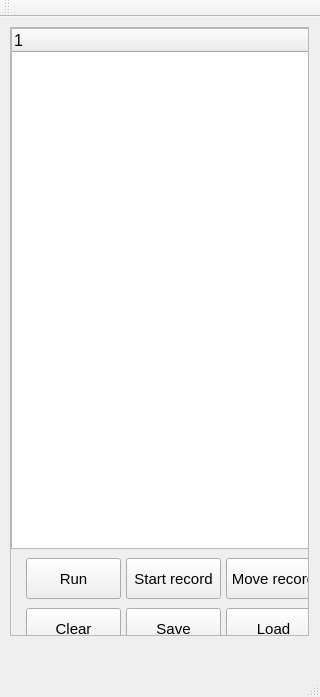
Old version of the form curve/macroswindow.ui in the repository SoloMainDeveloper/TurbineQC.
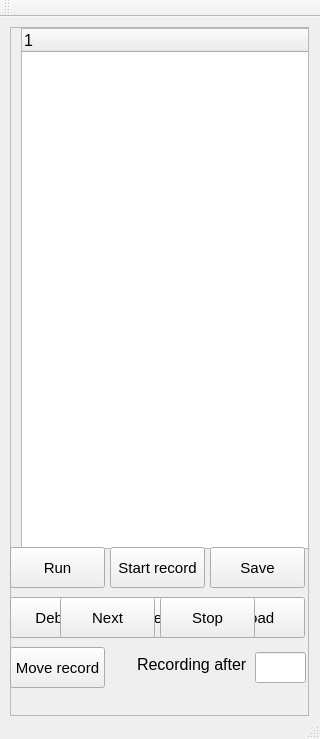
New version of the form.

What changed in the file:
```diff
--- a/curve/macroswindow.ui
+++ b/curve/macroswindow.ui
@@ -7,7 +7,7 @@
     <x>0</x>
     <y>0</y>
     <width>320</width>
-    <height>697</height>
+    <height>739</height>
    </rect>
   </property>
   <property name="windowTitle">
@@ -20,7 +20,7 @@
       <x>-1</x>
       <y>-1</y>
       <width>321</width>
-      <height>631</height>
+      <height>711</height>
      </rect>
     </property>
     <layout class="QVBoxLayout" name="layout">
@@ -38,7 +38,7 @@
           <x>0</x>
           <y>0</y>
           <width>317</width>
-          <height>627</height>
+          <height>707</height>
          </rect>
         </property>
         <property name="font">
@@ -49,7 +49,7 @@
         <widget class="QTreeWidget" name="operationList">
          <property name="geometry">
           <rect>
-           <x>0</x>
+           <x>10</x>
            <y>0</y>
            <width>319</width>
            <height>521</height>
@@ -66,11 +66,108 @@
           </property>
          </column>
         </widget>
+       </widget>
+      </widget>
+     </item>
+    </layout>
+   </widget>
+   <widget class="QGroupBox" name="buttons">
+    <property name="geometry">
+     <rect>
+      <x>10</x>
+      <y>530</y>
+      <width>301</width>
+      <height>161</height>
+     </rect>
+    </property>
+    <property name="styleSheet">
+     <string notr="true">QGroupBox {
+	border: 0px;
+}</string>
+    </property>
+    <property name="title">
+     <string/>
+    </property>
+    <property name="alignment">
+     <set>Qt::AlignCenter</set>
+    </property>
+    <widget class="QPushButton" name="saveButton">
+     <property name="geometry">
+      <rect>
+       <x>200</x>
+       <y>0</y>
+       <width>95</width>
+       <height>41</height>
+      </rect>
+     </property>
+     <property name="font">
+      <font>
+       <pointsize>11</pointsize>
+      </font>
+     </property>
+     <property name="text">
+      <string>Save</string>
+     </property>
+    </widget>
+    <widget class="QPushButton" name="startDebugButton">
+     <property name="geometry">
+      <rect>
+       <x>0</x>
+       <y>50</y>
+       <width>95</width>
+       <height>41</height>
+      </rect>
+     </property>
+     <property name="font">
+      <font>
+       <pointsize>11</pointsize>
+      </font>
+     </property>
+     <property name="text">
+      <string>Debug</string>
+     </property>
+    </widget>
+    <widget class="QLabel" name="indexLabel">
+     <property name="geometry">
+      <rect>
+       <x>127</x>
+       <y>107</y>
+       <width>111</width>
+       <height>21</height>
+      </rect>
+     </property>
+     <property name="font">
+      <font>
+       <pointsize>12</pointsize>
+      </font>
+     </property>
+     <property name="text">
+      <string>Recording after</string>
+     </property>
+    </widget>
+    <widget class="QPushButton" name="clearButton">
+     <property name="geometry">
+      <rect>
+       <x>100</x>
+       <y>50</y>
+       <width>95</width>
+       <height>41</height>
+      </rect>
+     </property>
+     <property name="font">
+      <font>
+       <pointsize>11</pointsize>
+      </font>
+     </property>
+     <property name="text">
+      <string>Clear</string>
+     </property>
+    </widget>
         <widget class="QPushButton" name="runButton">
          <property name="geometry">
           <rect>
-           <x>15</x>
-           <y>530</y>
+       <x>0</x>
+       <y>0</y>
            <width>95</width>
            <height>41</height>
           </rect>
@@ -80,33 +177,40 @@
            <pointsize>11</pointsize>
           </font>
          </property>
+     <property name="styleSheet">
+      <string notr="true"/>
+     </property>
          <property name="text">
           <string>Run</string>
          </property>
         </widget>
-        <widget class="QPushButton" name="toggleRecordButton">
+    <widget class="QLineEdit" name="indexLineEdit">
          <property name="geometry">
           <rect>
-           <x>115</x>
-           <y>530</y>
-           <width>95</width>
-           <height>41</height>
+       <x>245</x>
+       <y>105</y>
+       <width>51</width>
+       <height>31</height>
           </rect>
          </property>
          <property name="font">
           <font>
-           <pointsize>11</pointsize>
-          </font>
-         </property>
-         <property name="text">
-          <string>Start record</string>
+       <pointsize>12</pointsize>
+       <bold>false</bold>
+      </font>
+     </property>
+     <property name="alignment">
+      <set>Qt::AlignCenter</set>
+     </property>
+     <property name="readOnly">
+      <bool>true</bool>
          </property>
         </widget>
         <widget class="QPushButton" name="moveRecordButton">
          <property name="geometry">
           <rect>
-           <x>215</x>
-           <y>530</y>
+       <x>0</x>
+       <y>100</y>
            <width>95</width>
            <height>41</height>
           </rect>
@@ -120,47 +224,11 @@
           <string>Move record</string>
          </property>
         </widget>
-        <widget class="QPushButton" name="clearButton">
-         <property name="geometry">
-          <rect>
-           <x>15</x>
-           <y>580</y>
-           <width>95</width>
-           <height>41</height>
-          </rect>
-         </property>
-         <property name="font">
-          <font>
-           <pointsize>11</pointsize>
-          </font>
-         </property>
-         <property name="text">
-          <string>Clear</string>
-         </property>
-        </widget>
-        <widget class="QPushButton" name="saveButton">
-         <property name="geometry">
-          <rect>
-           <x>115</x>
-           <y>580</y>
-           <width>95</width>
-           <height>41</height>
-          </rect>
-         </property>
-         <property name="font">
-          <font>
-           <pointsize>11</pointsize>
-          </font>
-         </property>
-         <property name="text">
-          <string>Save</string>
-         </property>
-        </widget>
         <widget class="QPushButton" name="loadButton">
          <property name="geometry">
           <rect>
-           <x>215</x>
-           <y>580</y>
+       <x>200</x>
+       <y>50</y>
            <width>95</width>
            <height>41</height>
           </rect>
@@ -174,10 +242,84 @@
           <string>Load</string>
          </property>
         </widget>
-       </widget>
-      </widget>
-     </item>
-    </layout>
+    <widget class="QPushButton" name="toggleRecordButton">
+     <property name="geometry">
+      <rect>
+       <x>100</x>
+       <y>0</y>
+       <width>95</width>
+       <height>41</height>
+      </rect>
+     </property>
+     <property name="font">
+      <font>
+       <pointsize>11</pointsize>
+      </font>
+     </property>
+     <property name="text">
+      <string>Start record</string>
+     </property>
+    </widget>
+   </widget>
+   <widget class="QGroupBox" name="debugGroup">
+    <property name="enabled">
+     <bool>true</bool>
+    </property>
+    <property name="geometry">
+     <rect>
+      <x>10</x>
+      <y>530</y>
+      <width>301</width>
+      <height>161</height>
+     </rect>
+    </property>
+    <property name="styleSheet">
+     <string notr="true">QGroupBox {
+	border: 0px;
+}</string>
+    </property>
+    <property name="title">
+     <string/>
+    </property>
+    <property name="alignment">
+     <set>Qt::AlignCenter</set>
+    </property>
+    <widget class="QPushButton" name="stopDebugButton">
+     <property name="geometry">
+      <rect>
+       <x>150</x>
+       <y>50</y>
+       <width>95</width>
+       <height>41</height>
+      </rect>
+     </property>
+     <property name="font">
+      <font>
+       <pointsize>11</pointsize>
+      </font>
+     </property>
+     <property name="text">
+      <string>Stop</string>
+     </property>
+    </widget>
+    <widget class="QPushButton" name="nextDebugButton">
+     <property name="geometry">
+      <rect>
+       <x>50</x>
+       <y>50</y>
+       <width>95</width>
+       <height>41</height>
+      </rect>
+     </property>
+     <property name="font">
+      <font>
+       <pointsize>11</pointsize>
+      </font>
+     </property>
+     <property name="text">
+      <string>Next</string>
+     </property>
+    </widget>
    </widget>
   </widget>
   <widget class="QMenuBar" name="menuBar">
```
Lines whose indentation alone changed are shown as unchanged.
